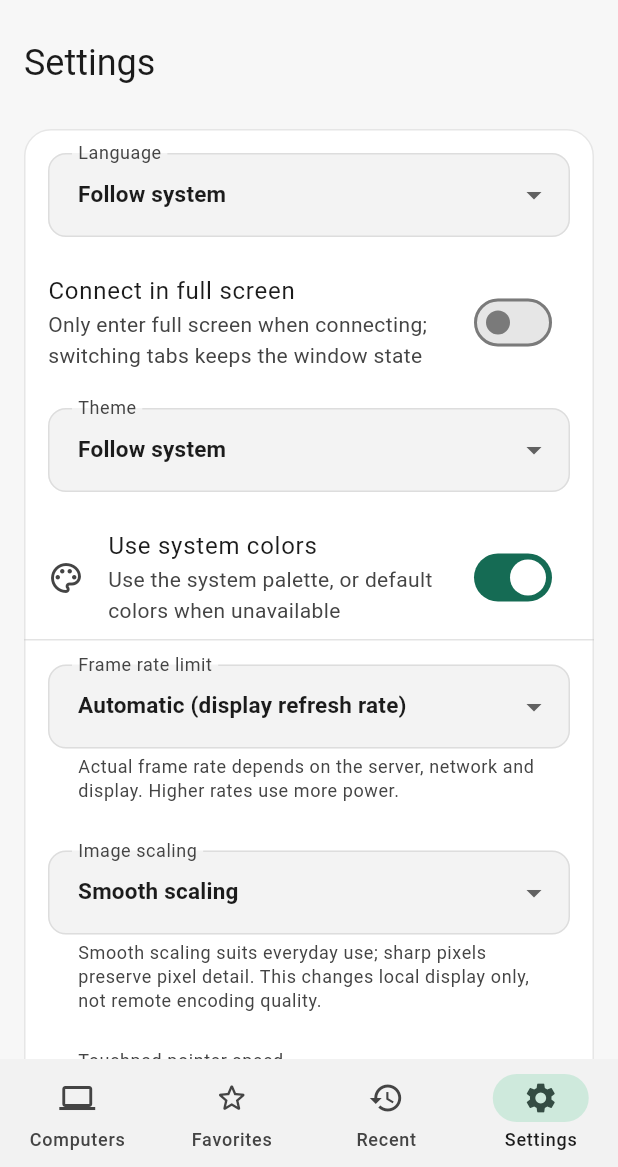
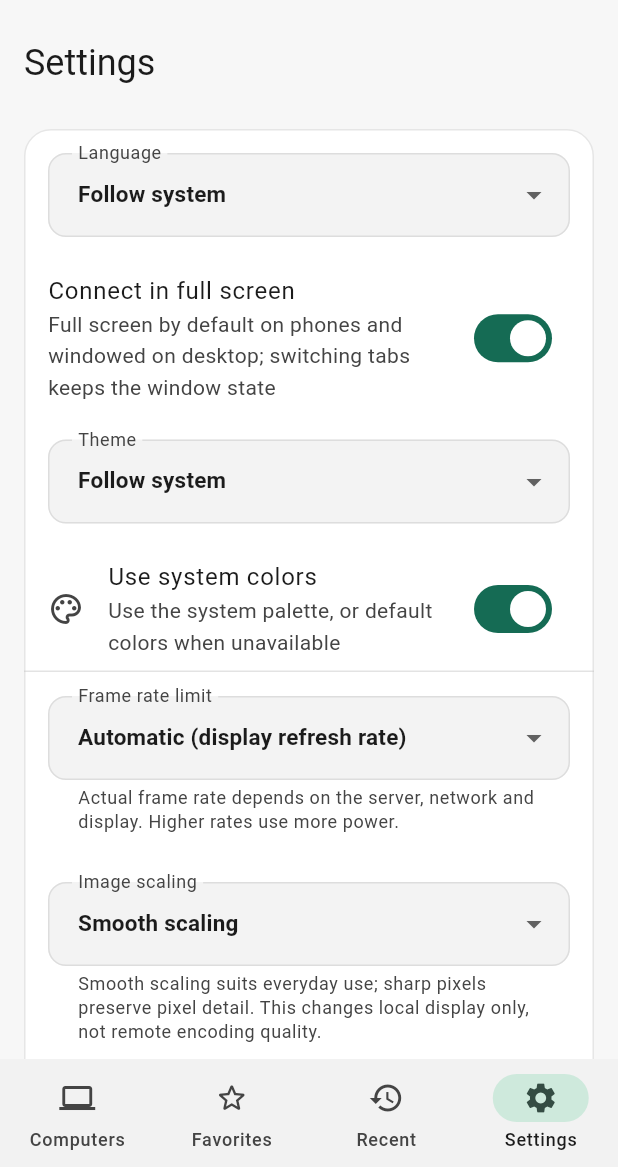
Before and after one commit to lucinhu/LRDP, a Flutter app: the screen it shows after launch, item 4 of the bottom bar chosen, on a phone screen of 412 x 824 dp, the part 69-1236 px from its top. Run offline on Flutter 3.47's test engine with Material 3 defaults, Android fonts, the phone set to English and light mode, and no system bars; our stand-ins replace dynamic_color, flutter_secure_storage, pub_semver, share_plus, shared_preferences; missing offline and left inert: dart:ffi, file_selector.

Commit message:
Release 0.7.1 preview with mobile default full screen
New phone connections now start full screen on Android/iOS while
desktop connections stay windowed. An explicitly saved connection
setting still wins, and tabs or reopening a live connection keep the
current window state. Diagnostics report the resolved value and all
three locale catalogs describe the new default.

Tests: 339 passed / 11 skipped, format and analyze clean; no native
or protocol code changed.

```diff
--- a/assets/l10n/en.json
+++ b/assets/l10n/en.json
@@ -275,7 +275,7 @@
   "连接 ID 重复": "Duplicate connection ID",
   "连接偏好": "Connection preferences",
   "连接到 {0}": "Connect to {0}",
-  "仅在建立连接时自动全屏，切换标签不改变窗口状态": "Only enter full screen when connecting; switching tabs keeps the window state",
+  "手机默认全屏，桌面默认窗口；切换标签不改变窗口状态": "Full screen by default on phones and windowed on desktop; switching tabs keeps the window state",
   "连接后，在远程 Windows 文件资源管理器中打开以下路径，即可双向复制文件。服务器需允许磁盘重定向。": "After connecting, open this path in remote Windows File Explorer to copy files in either direction. The server must allow drive redirection.",
   "连接已移除或地址已变化": "The connection was removed or its address changed",
   "连接已结束": "Connection ended",
--- a/assets/l10n/zh-CN.json
+++ b/assets/l10n/zh-CN.json
@@ -275,7 +275,7 @@
   "连接 ID 重复": "连接 ID 重复",
   "连接偏好": "连接偏好",
   "连接到 {0}": "连接到 {0}",
-  "仅在建立连接时自动全屏，切换标签不改变窗口状态": "仅在建立连接时自动全屏，切换标签不改变窗口状态",
+  "手机默认全屏，桌面默认窗口；切换标签不改变窗口状态": "手机默认全屏，桌面默认窗口；切换标签不改变窗口状态",
   "连接后，在远程 Windows 文件资源管理器中打开以下路径，即可双向复制文件。服务器需允许磁盘重定向。": "连接后，在远程 Windows 文件资源管理器中打开以下路径，即可双向复制文件。服务器需允许磁盘重定向。",
   "连接已移除或地址已变化": "连接已移除或地址已变化",
   "连接已结束": "连接已结束",
--- a/assets/l10n/zh-TW.json
+++ b/assets/l10n/zh-TW.json
@@ -275,7 +275,7 @@
   "连接 ID 重复": "連線 ID 重複",
   "连接偏好": "連線偏好",
   "连接到 {0}": "連線到 {0}",
-  "仅在建立连接时自动全屏，切换标签不改变窗口状态": "僅在建立連線時自動全屏，切換標籤不改變視窗狀態",
+  "手机默认全屏，桌面默认窗口；切换标签不改变窗口状态": "手機預設全屏，桌面預設視窗；切換標籤不改變視窗狀態",
   "连接后，在远程 Windows 文件资源管理器中打开以下路径，即可双向复制文件。服务器需允许磁盘重定向。": "連線後，在遠端 Windows 檔案資源管理器中開啟以下路徑，即可雙向複製檔案。伺服器需允許磁碟重定向。",
   "连接已移除或地址已变化": "連線已移除或地址已變化",
   "连接已结束": "連線已結束",
--- a/lib/app_version.dart
+++ b/lib/app_version.dart
@@ -1,3 +1,3 @@
 // Generated by scripts/generate_version.py from pubspec.yaml.
-const appReleaseTag = 'v0.7.0-preview.1';
-const appPackageVersion = '0.7.0+10';
+const appReleaseTag = 'v0.7.1-preview.1';
+const appPackageVersion = '0.7.1+11';
--- a/lib/data/diagnostics.dart
+++ b/lib/data/diagnostics.dart
@@ -60,7 +60,9 @@ Future<String> collectDiagnostics(
       'frameRateLimit': store.frameRateLimit,
       'imageScaling': store.imageScaling.name,
       'pointerSpeed': store.pointerSpeed,
-      'openFullscreen': store.openFullscreen,
+      'openFullscreen': store.resolveOpenFullscreen(
+        mobile: Platform.isAndroid || Platform.isIOS,
+      ),
       'useSystemColors': store.useSystemColors,
       'includePreviewUpdates': store.includePreviewUpdates,
     },
--- a/lib/data/profile_store.dart
+++ b/lib/data/profile_store.dart
@@ -96,7 +96,17 @@ class ProfileStore extends ChangeNotifier {
     }
     notifyListeners();
   });
-  bool get openFullscreen => _preferences.getBool('openFullscreen') ?? false;
+
+  /// The full-screen choice explicitly saved by the user, if any.
+  bool? get openFullscreenPreference => _preferences.getBool('openFullscreen');
+  bool get openFullscreen => openFullscreenPreference ?? false;
+
+  /// Resolves the full-screen behavior for a new connection.
+  ///
+  /// Phone platforms start sessions full screen; desktop starts windowed. An
+  /// explicitly saved choice always wins on every platform.
+  bool resolveOpenFullscreen({required bool mobile}) =>
+      openFullscreenPreference ?? mobile;
   RemoteInputMode get remoteInputMode {
     final saved = _preferences.getString('remoteInputMode');
     return RemoteInputMode.values.firstWhere(
--- a/lib/l10n/messages.dart
+++ b/lib/l10n/messages.dart
@@ -286,7 +286,7 @@ const localizedMessages = <String, Map<String, String>>{
     "连接 ID 重复": "连接 ID 重复",
     "连接偏好": "连接偏好",
     "连接到 {0}": "连接到 {0}",
-    "仅在建立连接时自动全屏，切换标签不改变窗口状态": "仅在建立连接时自动全屏，切换标签不改变窗口状态",
+    "手机默认全屏，桌面默认窗口；切换标签不改变窗口状态": "手机默认全屏，桌面默认窗口；切换标签不改变窗口状态",
     "连接后，在远程 Windows 文件资源管理器中打开以下路径，即可双向复制文件。服务器需允许磁盘重定向。":
         "连接后，在远程 Windows 文件资源管理器中打开以下路径，即可双向复制文件。服务器需允许磁盘重定向。",
     "连接已移除或地址已变化": "连接已移除或地址已变化",
@@ -765,7 +765,7 @@ const localizedMessages = <String, Map<String, String>>{
     "连接 ID 重复": "連線 ID 重複",
     "连接偏好": "連線偏好",
     "连接到 {0}": "連線到 {0}",
-    "仅在建立连接时自动全屏，切换标签不改变窗口状态": "僅在建立連線時自動全屏，切換標籤不改變視窗狀態",
+    "手机默认全屏，桌面默认窗口；切换标签不改变窗口状态": "手機預設全屏，桌面預設視窗；切換標籤不改變視窗狀態",
     "连接后，在远程 Windows 文件资源管理器中打开以下路径，即可双向复制文件。服务器需允许磁盘重定向。":
         "連線後，在遠端 Windows 檔案資源管理器中開啟以下路徑，即可雙向複製檔案。伺服器需允許磁碟重定向。",
     "连接已移除或地址已变化": "連線已移除或地址已變化",
@@ -1293,8 +1293,8 @@ const localizedMessages = <String, Map<String, String>>{
     "连接 ID 重复": "Duplicate connection ID",
     "连接偏好": "Connection preferences",
     "连接到 {0}": "Connect to {0}",
-    "仅在建立连接时自动全屏，切换标签不改变窗口状态":
-        "Only enter full screen when connecting; switching tabs keeps the window state",
+    "手机默认全屏，桌面默认窗口；切换标签不改变窗口状态":
+        "Full screen by default on phones and windowed on desktop; switching tabs keeps the window state",
     "连接后，在远程 Windows 文件资源管理器中打开以下路径，即可双向复制文件。服务器需允许磁盘重定向。":
         "After connecting, open this path in remote Windows File Explorer to copy files in either direction. The server must allow drive redirection.",
     "连接已移除或地址已变化": "The connection was removed or its address changed",
--- a/lib/ui/workspace_screen.dart
+++ b/lib/ui/workspace_screen.dart
@@ -314,7 +314,7 @@ class _WorkspaceScreenState extends State<WorkspaceScreen>
     session.addListener(() => _sessionChanged(session));
     setState(() {
       _active = p.id;
-      _fullscreen = store.openFullscreen;
+      _fullscreen = store.resolveOpenFullscreen(mobile: _mobile);
       _recorded.remove(p.id);
     });
     // Let the remote surface report its actual available size before the first
@@ -1855,9 +1855,9 @@ class _WorkspaceScreenState extends State<WorkspaceScreen>
               ),
             ),
             SwitchListTile.adaptive(
-              value: store.openFullscreen,
+              value: store.resolveOpenFullscreen(mobile: _mobile),
               title: Text(context.tr('连接时全屏')),
-              subtitle: Text(context.tr('仅在建立连接时自动全屏，切换标签不改变窗口状态')),
+              subtitle: Text(context.tr('手机默认全屏，桌面默认窗口；切换标签不改变窗口状态')),
               onChanged: (value) =>
                   _saveSetting(() => store.setOpenFullscreen(value)),
             ),
--- a/pubspec.yaml
+++ b/pubspec.yaml
@@ -1,8 +1,8 @@
 name: lrdp
 description: A lightweight, local-first Flutter RDP client powered by FreeRDP.
 publish_to: none
-version: 0.7.0+10
-lrdp_release_tag: v0.7.0-preview.1
+version: 0.7.1+11
+lrdp_release_tag: v0.7.1-preview.1
 
 environment:
   sdk: '>=3.11.0 <4.0.0'
```
Also changed, not shown: 8 other files.
